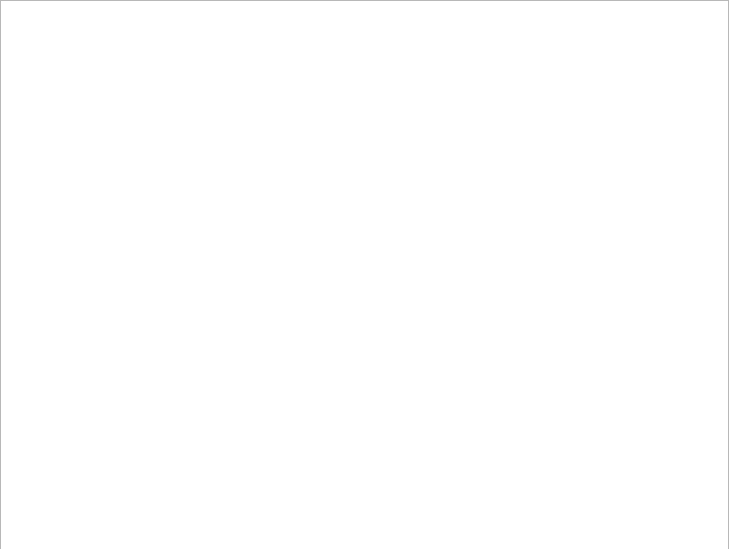
The window that main.ui (yaNelttjeN/Latte) describes before a commit, drawn with Qt 5.
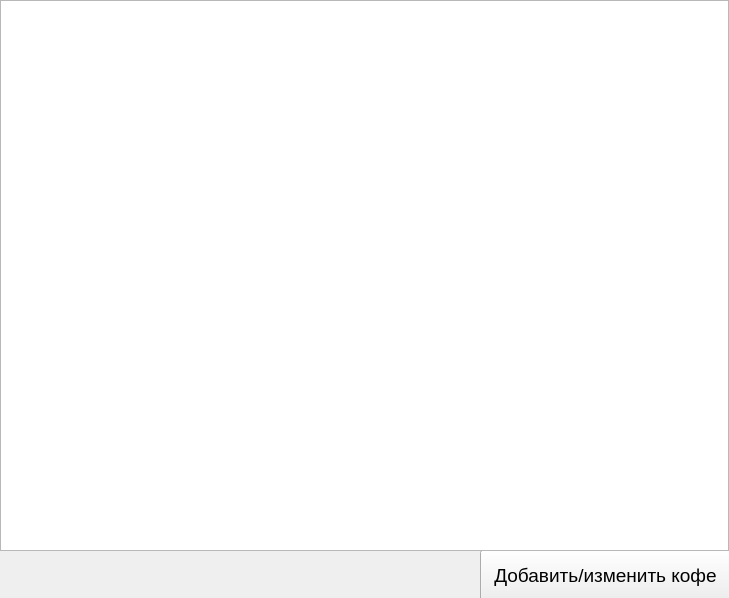
The same window after the commit.

Diff of the .ui file:
```diff
--- a/main.ui
+++ b/main.ui
@@ -7,7 +7,7 @@
     <x>0</x>
     <y>0</y>
     <width>729</width>
-    <height>549</height>
+    <height>598</height>
    </rect>
   </property>
   <property name="windowTitle">
@@ -16,9 +16,9 @@
   <widget class="QPushButton" name="add">
    <property name="geometry">
     <rect>
-     <x>590</x>
+     <x>480</x>
      <y>550</y>
-     <width>211</width>
+     <width>251</width>
      <height>51</height>
     </rect>
    </property>
@@ -28,7 +28,7 @@
     </font>
    </property>
    <property name="text">
-    <string>Добавить новый кофе</string>
+    <string>Добавить/изменить кофе</string>
    </property>
   </widget>
   <widget class="QTableWidget" name="view">
```
